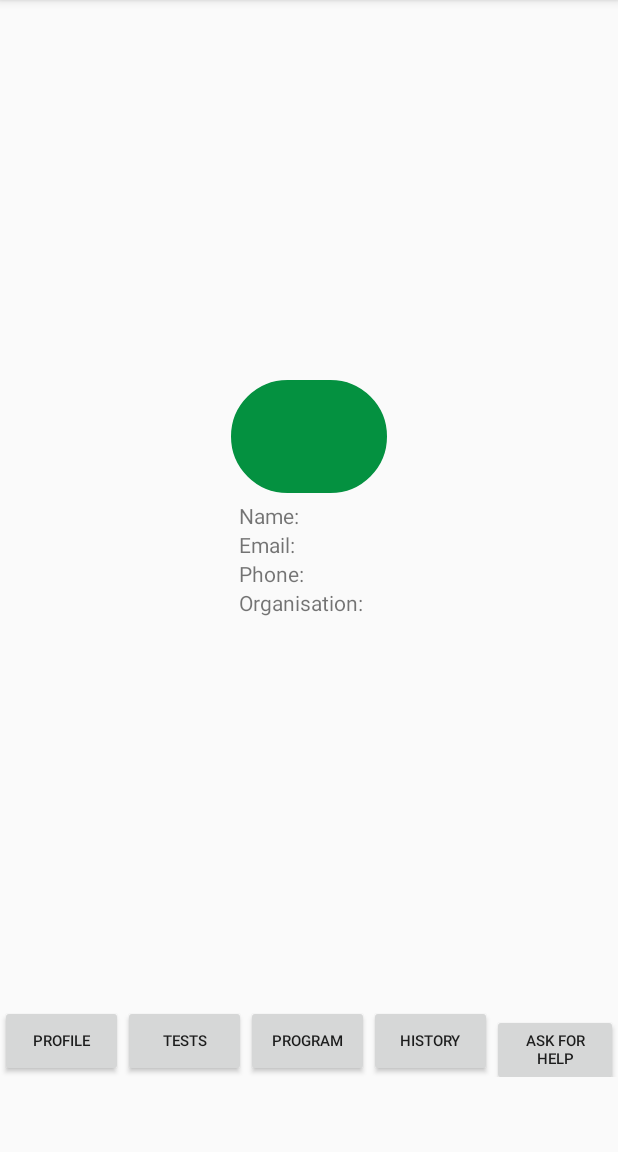
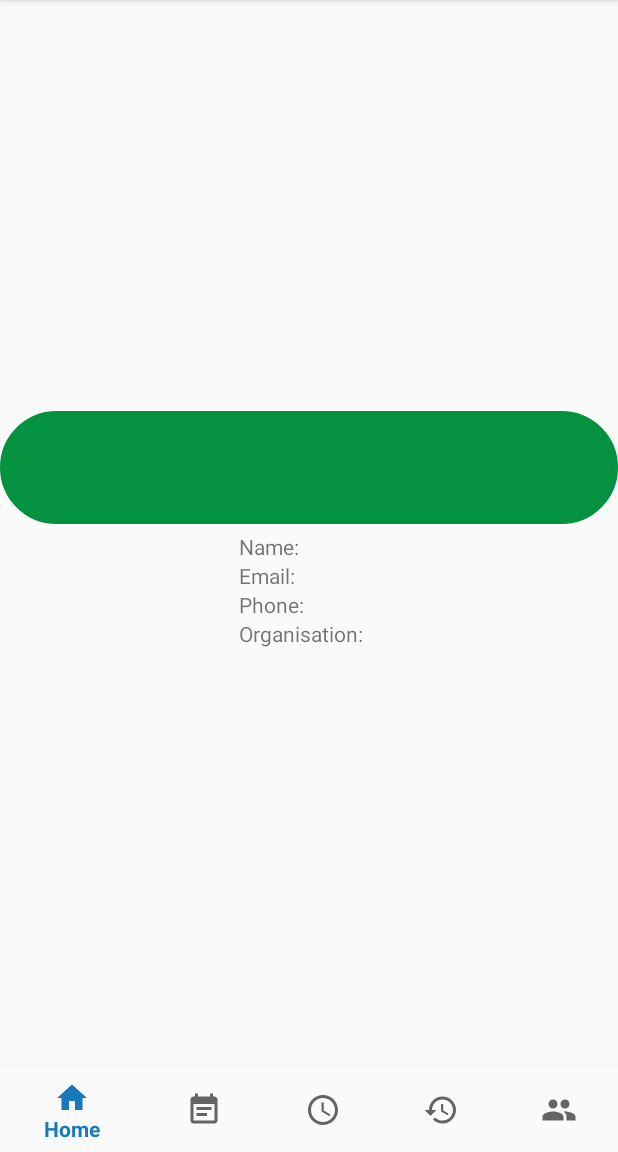
Before and after one commit to SelesCalin/piu-social-cases-platform, an Android app: the HomePageActivity screen opened directly, with no data from a screen before it, on a phone screen of 412 x 824 dp, the part 84-1236 px from its top. Run offline under Robolectric (Android 15) with nearby library versions, the phone set to English and light mode, and no system bars.

Commit message:
finished sign up, changed navigation

```diff
--- a/SocialCase/app/src/main/java/com/piu/socialcase/activity/HomePageActivity.java
+++ b/SocialCase/app/src/main/java/com/piu/socialcase/activity/HomePageActivity.java
@@ -2,13 +2,17 @@ package com.piu.socialcase.activity;
 
 import android.content.Intent;
 
+import androidx.annotation.NonNull;
+import androidx.fragment.app.Fragment;
 import androidx.fragment.app.FragmentManager;
 import androidx.fragment.app.FragmentTransaction;
 import androidx.appcompat.app.AppCompatActivity;
 import android.os.Bundle;
+import android.view.MenuItem;
 import android.view.View;
 import android.widget.Button;
 
+import com.google.android.material.bottomnavigation.BottomNavigationView;
 import com.piu.socialcase.R;
 import com.piu.socialcase.fragment.homepage.AskForHelpFragment;
 import com.piu.socialcase.fragment.homepage.HistoryFragment;
@@ -16,109 +20,60 @@ import com.piu.socialcase.fragment.homepage.ProfileFragment;
 import com.piu.socialcase.fragment.homepage.ProgramFragment;
 import com.piu.socialcase.fragment.homepage.TestsFragment;
 import com.piu.socialcase.model.Volunteer;
+import com.piu.socialcase.service.Session;
 
 public class HomePageActivity extends AppCompatActivity {
 
     public static final String VOLUNTEER_EXTRA = "LoggedVolunteer";
-
     private Volunteer loggedVolunteer;
-
-    private Button profileButton;
-    private Button testsButton;
-    private Button programButton;
-    private Button historyButton;
-    private Button askForHelpButton;
-
+    BottomNavigationView bottomNavigationView;
     private FragmentManager fragmentManager;
     private int fragmentId;
 
     @Override
     protected void onCreate(Bundle savedInstanceState) {
         super.onCreate(savedInstanceState);
-
         setLoggedVolunteer();
         setContentView(R.layout.activity_home_page);
-        initializeViews();
-        fragmentManager = getSupportFragmentManager();
-        FragmentTransaction fragmentTransaction = fragmentManager.beginTransaction();
-        fragmentTransaction.replace(fragmentId, ProfileFragment.newInstance(loggedVolunteer));
-        fragmentTransaction.commit();
+        bottomNavigationView=findViewById(R.id.bottom_navigation);
+        bottomNavigationView.setOnNavigationItemSelectedListener(navListener);
+        getSupportFragmentManager().beginTransaction().replace(R.id.fragment_container,new ProfileFragment()).commit();
     }
 
+
+    private BottomNavigationView.OnNavigationItemSelectedListener navListener=
+            new BottomNavigationView.OnNavigationItemSelectedListener() {
+                @Override
+                public boolean onNavigationItemSelected(@NonNull MenuItem item) {
+                    Fragment selectedFragment=null;
+                    switch (item.getItemId()) {
+                        case R.id.home_page_button:
+                            selectedFragment = new ProfileFragment();
+                            break;
+                        case R.id.test_page_button:
+                            selectedFragment = new TestsFragment();
+                            break;
+                        case R.id.program_zi_page_button:
+                            selectedFragment = new ProgramFragment();
+                            break;
+                        case R.id.istoric_page_button:
+                            selectedFragment = new HistoryFragment();
+                            break;
+                        case R.id.more_help_button:
+                            selectedFragment = new AskForHelpFragment();
+                            break;
+                    }
+
+                    getSupportFragmentManager().beginTransaction().replace(R.id.fragment_container,selectedFragment).commit();
+
+                    return true;
+                }
+            };
     private void setLoggedVolunteer() {
-        Intent intent = getIntent();
-        loggedVolunteer = (Volunteer) intent.getSerializableExtra(VOLUNTEER_EXTRA);
+        Session session=Session.getInstance();
+        loggedVolunteer=session.getLoggedInUser();
     }
 
-    private void initializeViews() {
 
-        fragmentId = R.id.home_page_selected_fragment;
 
-        profileButton = findViewById(R.id.home_page_buttons_profile_button);
-        testsButton = findViewById(R.id.home_page_buttons_tests_button);
-        programButton = findViewById(R.id.home_page_buttons_program_button);
-        historyButton= findViewById(R.id.home_page_buttons_history_button);
-        askForHelpButton = findViewById(R.id.home_page_buttons_ask_for_help_button);
-
-        addButtonsOnClickListeners();
-    }
-
-    private void addButtonsOnClickListeners() {
-
-        profileButton.setOnClickListener(new ProfileButtonClickListener());
-        testsButton.setOnClickListener(new TestsButtonOnClickListener());
-        programButton.setOnClickListener(new ProgramButtonOnClickListener());
-        historyButton.setOnClickListener(new HistoryButtonOnClickListener());
-        askForHelpButton.setOnClickListener(new AskForHelpButtonOnClickListener());
-    }
-
-    private class ProfileButtonClickListener implements View.OnClickListener{
-
-        @Override
-        public void onClick(View v) {
-            FragmentTransaction fragmentTransaction = fragmentManager.beginTransaction();
-            fragmentTransaction.replace(fragmentId, ProfileFragment.newInstance(loggedVolunteer));
-            fragmentTransaction.commit();
-        }
-    }
-
-    private class TestsButtonOnClickListener implements View.OnClickListener{
-
-        @Override
-        public void onClick(View v) {
-            FragmentTransaction fragmentTransaction = fragmentManager.beginTransaction();
-            fragmentTransaction.replace(fragmentId, TestsFragment.newInstance());
-            fragmentTransaction.commit();
-        }
-    }
-
-    private class ProgramButtonOnClickListener implements View.OnClickListener{
-
-        @Override
-        public void onClick(View v) {
-            FragmentTransaction fragmentTransaction = fragmentManager.beginTransaction();
-            fragmentTransaction.replace(fragmentId, ProgramFragment.newInstance());
-            fragmentTransaction.commit();
-        }
-    }
-
-    private class HistoryButtonOnClickListener implements View.OnClickListener{
-
-        @Override
-        public void onClick(View v) {
-            FragmentTransaction fragmentTransaction = fragmentManager.beginTransaction();
-            fragmentTransaction.replace(fragmentId, HistoryFragment.newInstance());
-            fragmentTransaction.commit();
-        }
-    }
-
-    private class AskForHelpButtonOnClickListener implements View.OnClickListener{
-
-        @Override
-        public void onClick(View v) {
-            FragmentTransaction fragmentTransaction = fragmentManager.beginTransaction();
-            fragmentTransaction.replace(fragmentId, AskForHelpFragment.newInstance());
-            fragmentTransaction.commit();
-        }
-    }
 }
--- a/SocialCase/app/src/main/java/com/piu/socialcase/fragment/homepage/ProfileFragment.java
+++ b/SocialCase/app/src/main/java/com/piu/socialcase/fragment/homepage/ProfileFragment.java
@@ -10,6 +10,7 @@ import android.widget.TextView;
 
 import com.piu.socialcase.R;
 import com.piu.socialcase.model.Volunteer;
+import com.piu.socialcase.service.Session;
 
 public class ProfileFragment extends Fragment {
 
@@ -24,22 +25,16 @@ public class ProfileFragment extends Fragment {
 
     public ProfileFragment() {
         // Required empty public constructor
+
     }
 
-    public static ProfileFragment newInstance(Volunteer volunteer) {
-        ProfileFragment fragment = new ProfileFragment();
-        Bundle args = new Bundle();
-        args.putSerializable(VOLUNTEER_PARAM, volunteer);
-        fragment.setArguments(args);
-        return fragment;
-    }
+
 
     @Override
     public void onCreate(Bundle savedInstanceState) {
         super.onCreate(savedInstanceState);
-        if (getArguments() != null) {
-            volunteer = (Volunteer) getArguments().getSerializable(VOLUNTEER_PARAM);
-        }
+        volunteer= Session.getInstance().getLoggedInUser();
+
     }
 
     @Override
--- /dev/null
+++ b/SocialCase/app/src/main/java/com/piu/socialcase/service/Session.java
@@ -0,0 +1,30 @@
+package com.piu.socialcase.service;
+
+import com.piu.socialcase.model.Volunteer;
+
+public class Session {
+
+
+    private static Session instance=null;
+
+    private Volunteer loggedInUser=null;
+
+    private Session(){
+    }
+
+    public static Session getInstance(){
+        if(instance==null)
+            instance=new Session();
+
+        return instance;
+    }
+
+
+    public Volunteer getLoggedInUser() {
+        return loggedInUser;
+    }
+
+    public void setLoggedInUser(Volunteer loggedInUser) {
+        this.loggedInUser = loggedInUser;
+    }
+}
--- /dev/null
+++ b/SocialCase/app/src/main/res/drawable/home_icon.xml
@@ -0,0 +1,9 @@
+<vector xmlns:android="http://schemas.android.com/apk/res/android"
+        android:width="24dp"
+        android:height="24dp"
+        android:viewportWidth="24.0"
+        android:viewportHeight="24.0">
+    <path
+        android:fillColor="#FF000000"
+        android:pathData="M10,20v-6h4v6h5v-8h3L12,3 2,12h3v8z"/>
+</vector>
--- /dev/null
+++ b/SocialCase/app/src/main/res/drawable/istoric_icon.xml
@@ -0,0 +1,9 @@
+<vector xmlns:android="http://schemas.android.com/apk/res/android"
+        android:width="24dp"
+        android:height="24dp"
+        android:viewportWidth="24.0"
+        android:viewportHeight="24.0">
+    <path
+        android:fillColor="#FF000000"
+        android:pathData="M13,3c-4.97,0 -9,4.03 -9,9L1,12l3.89,3.89 0.07,0.14L9,12L6,12c0,-3.87 3.13,-7 7,-7s7,3.13 7,7 -3.13,7 -7,7c-1.93,0 -3.68,-0.79 -4.94,-2.06l-1.42,1.42C8.27,19.99 10.51,21 13,21c4.97,0 9,-4.03 9,-9s-4.03,-9 -9,-9zM12,8v5l4.28,2.54 0.72,-1.21 -3.5,-2.08L13.5,8L12,8z"/>
+</vector>
--- /dev/null
+++ b/SocialCase/app/src/main/res/drawable/more_help_icon.xml
@@ -0,0 +1,9 @@
+<vector xmlns:android="http://schemas.android.com/apk/res/android"
+        android:width="24dp"
+        android:height="24dp"
+        android:viewportWidth="24.0"
+        android:viewportHeight="24.0">
+    <path
+        android:fillColor="#FF000000"
+        android:pathData="M16,11c1.66,0 2.99,-1.34 2.99,-3S17.66,5 16,5c-1.66,0 -3,1.34 -3,3s1.34,3 3,3zM8,11c1.66,0 2.99,-1.34 2.99,-3S9.66,5 8,5C6.34,5 5,6.34 5,8s1.34,3 3,3zM8,13c-2.33,0 -7,1.17 -7,3.5L1,19h14v-2.5c0,-2.33 -4.67,-3.5 -7,-3.5zM16,13c-0.29,0 -0.62,0.02 -0.97,0.05 1.16,0.84 1.97,1.97 1.97,3.45L17,19h6v-2.5c0,-2.33 -4.67,-3.5 -7,-3.5z"/>
+</vector>
--- /dev/null
+++ b/SocialCase/app/src/main/res/drawable/program_icon.xml
@@ -0,0 +1,9 @@
+<vector xmlns:android="http://schemas.android.com/apk/res/android"
+        android:width="24dp"
+        android:height="24dp"
+        android:viewportWidth="24.0"
+        android:viewportHeight="24.0">
+    <path
+        android:fillColor="#FF000000"
+        android:pathData="M11.99,2C6.47,2 2,6.48 2,12s4.47,10 9.99,10C17.52,22 22,17.52 22,12S17.52,2 11.99,2zM12,20c-4.42,0 -8,-3.58 -8,-8s3.58,-8 8,-8 8,3.58 8,8 -3.58,8 -8,8zM12.5,7L11,7v6l5.25,3.15 0.75,-1.23 -4.5,-2.67z"/>
+</vector>
--- /dev/null
+++ b/SocialCase/app/src/main/res/drawable/test_icon.xml
@@ -0,0 +1,9 @@
+<vector xmlns:android="http://schemas.android.com/apk/res/android"
+        android:width="24dp"
+        android:height="24dp"
+        android:viewportWidth="24.0"
+        android:viewportHeight="24.0">
+    <path
+        android:fillColor="#FF000000"
+        android:pathData="M17,10L7,10v2h10v-2zM19,3h-1L18,1h-2v2L8,3L8,1L6,1v2L5,3c-1.11,0 -1.99,0.9 -1.99,2L3,19c0,1.1 0.89,2 2,2h14c1.1,0 2,-0.9 2,-2L21,5c0,-1.1 -0.9,-2 -2,-2zM19,19L5,19L5,8h14v11zM14,14L7,14v2h7v-2z"/>
+</vector>
--- a/SocialCase/app/src/main/res/layout/activity_home_page.xml
+++ b/SocialCase/app/src/main/res/layout/activity_home_page.xml
@@ -7,22 +7,20 @@
     tools:context=".activity.HomePageActivity"
     android:orientation="vertical">
 
-    <!--Button content -->
-    <!--Nu am stiut cum sa ii zic-->
     <FrameLayout
-        android:id="@+id/home_page_selected_fragment"
-        android:layout_height="wrap_content"
-        android:layout_width="wrap_content"
-        android:layout_centerHorizontal="true"
-        android:layout_alignParentTop="true"
-        android:layout_above="@id/home_page_buttons"/>
+        android:id="@+id/fragment_container"
+        android:layout_height="match_parent"
+        android:layout_width="match_parent"
+        android:layout_above="@id/bottom_navigation"
+        />
 
     <!--Homepage buttons -->
-    <include layout="@layout/home_page_buttons"
-        android:id="@+id/home_page_buttons"
+    <com.google.android.material.bottomnavigation.BottomNavigationView
+        android:id="@+id/bottom_navigation"
+        android:layout_width="match_parent"
         android:layout_height="wrap_content"
-        android:layout_width="match_parent"
         android:layout_alignParentBottom="true"
-        android:layout_marginBottom="50dp"/>
+        app:menu="@menu/bottom_navigation"
+        android:background="?android:attr/windowBackground" />
 
 </RelativeLayout>
--- /dev/null
+++ b/SocialCase/app/src/main/res/menu/bottom_navigation.xml
@@ -0,0 +1,23 @@
+<?xml version="1.0" encoding="utf-8"?>
+<menu xmlns:android="http://schemas.android.com/apk/res/android">
+    <item
+        android:id="@+id/home_page_button"
+        android:icon="@drawable/home_icon"
+        android:title="Home"/>
+    <item
+        android:id="@+id/test_page_button"
+        android:icon="@drawable/test_icon"
+        android:title="Teste"/>
+    <item
+        android:id="@+id/program_zi_page_button"
+        android:icon="@drawable/program_icon"
+        android:title="Program"/>
+    <item
+        android:id="@+id/istoric_page_button"
+        android:icon="@drawable/istoric_icon"
+        android:title="Istoric"/>
+    <item
+        android:id="@+id/more_help_button"
+        android:icon="@drawable/more_help_icon"
+        android:title="Need help"/>
+</menu>
--- a/SocialCase/app/src/main/res/values/colors.xml
+++ b/SocialCase/app/src/main/res/values/colors.xml
@@ -3,4 +3,6 @@
     <color name="colorPrimary">#1878BB</color>
     <color name="colorPrimaryDark">#066B3A</color>
     <color name="colorAccent">#049140</color>
+    <color name="colorError">#910101</color>
+    <color name="colorWhite">#FFFFFF</color>
 </resources>
```
Also changed, not shown: SocialCase/app/src/main/java/com/piu/socialcase/activity/LoginActivity.java (+6 -11 lines), SocialCase/app/src/main/java/com/piu/socialcase/activity/SignUpActivity.java (+24 -5 lines), SocialCase/app/src/main/java/com/piu/socialcase/fragment/homepage/AskForHelpFragment.java (+6 -8 lines), SocialCase/app/src/main/java/com/piu/socialcase/fragment/homepage/HistoryFragment.java (+5 -8 lines), SocialCase/app/src/main/java/com/piu/socialcase/fragment/homepage/ProgramFragment.java (+6 -8 lines), SocialCase/app/src/main/java/com/piu/socialcase/fragment/homepage/TestsFragment.java (+8 -8 lines), SocialCase/app/src/main/res/values/styles.xml (+27 -0 lines).
